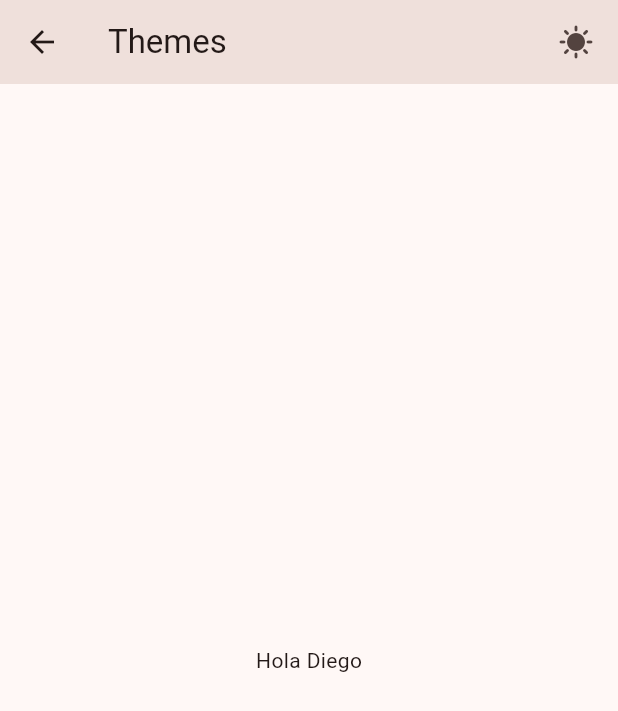
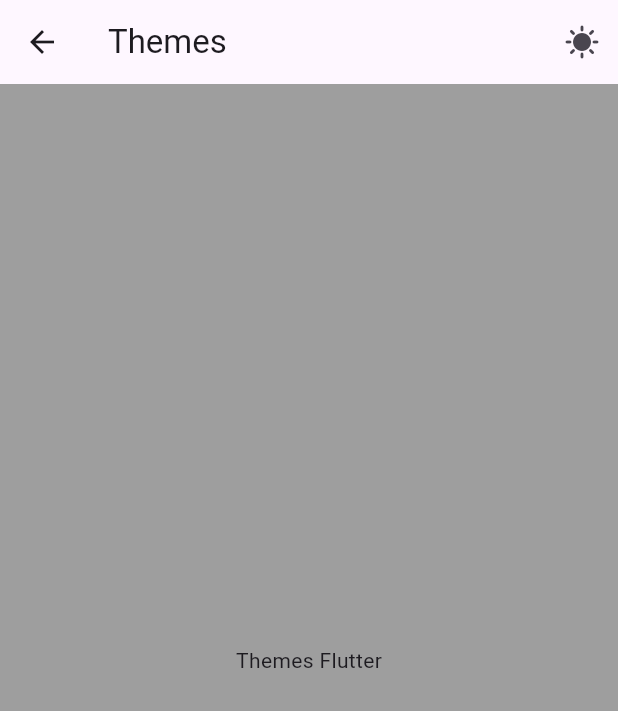
Before and after one commit to DieCau/flutter-concepts-basic, a Flutter app: the ThemesPage screen opened by its route, on a phone screen of 412 x 824 dp. Shown: the top 711 px of the screen. Run offline on Flutter 3.47's test engine with Material 3 defaults, Android fonts, the phone set to English and light mode, and no system bars; our stand-ins replace dio.

Commit message:
Themes dark and light added

```diff
--- a/lib/main.dart
+++ b/lib/main.dart
@@ -1,4 +1,4 @@
-import 'package:concepts_basic/config/theme/app_theme.dart';
+import 'package:concepts_basic/config/theme/themes.dart';
 import 'package:flutter/material.dart';
 import './src/routes/routes.dart';
 
@@ -17,7 +17,9 @@ class _MyAppState extends State<MyApp> {
   Widget build(BuildContext context) {
     return MaterialApp(
       debugShowCheckedModeBanner: false,
-      theme: AppTheme().getTheme(),
+      theme: CustomTheme.lightTheme,
+      darkTheme: CustomTheme.darkTheme,
+      themeMode: currentTheme.currentTheme,
       title: 'Routes App',
       initialRoute: '/',
       routes: {
--- a/lib/src/pages/themes_page.dart
+++ b/lib/src/pages/themes_page.dart
@@ -1,23 +1,44 @@
+import 'package:concepts_basic/config/theme/themes.dart';
 import 'package:flutter/material.dart';
 
-class ThemesPage extends StatelessWidget {
+class ThemesPage extends StatefulWidget {
   const ThemesPage({super.key});
+
+  @override
+  State<ThemesPage> createState() => _ThemesPageState();
+}
+
+class _ThemesPageState extends State<ThemesPage> {
+
+  @override
+  void initState() {
+    super.initState();
+    currentTheme.addListener(() {
+      setState(() {});
+    });
+  }
+
 
   @override
   Widget build(BuildContext context) {
     return Scaffold(
       appBar: AppBar(
         title: const Text('Themes'),
-        actions: const [
-          Padding(
-            padding: EdgeInsets.all(16.0),
-            child: Icon(Icons.sunny),
+        actions: [
+          IconButton(
+            icon: const Icon(Icons.sunny),
+            onPressed: (){},
           )
         ],
       ),
       body: const Center(
-        child: Text('Hola Diego'),
-      ),
+        child: Column(
+          mainAxisAlignment: MainAxisAlignment.center,
+          children: [
+            Text('Themes Flutter')
+          ],
+        ),
+      )
     );
   }
 }
```
Also changed, not shown: lib/config/theme/themes.dart (added, +36 -0 lines).
